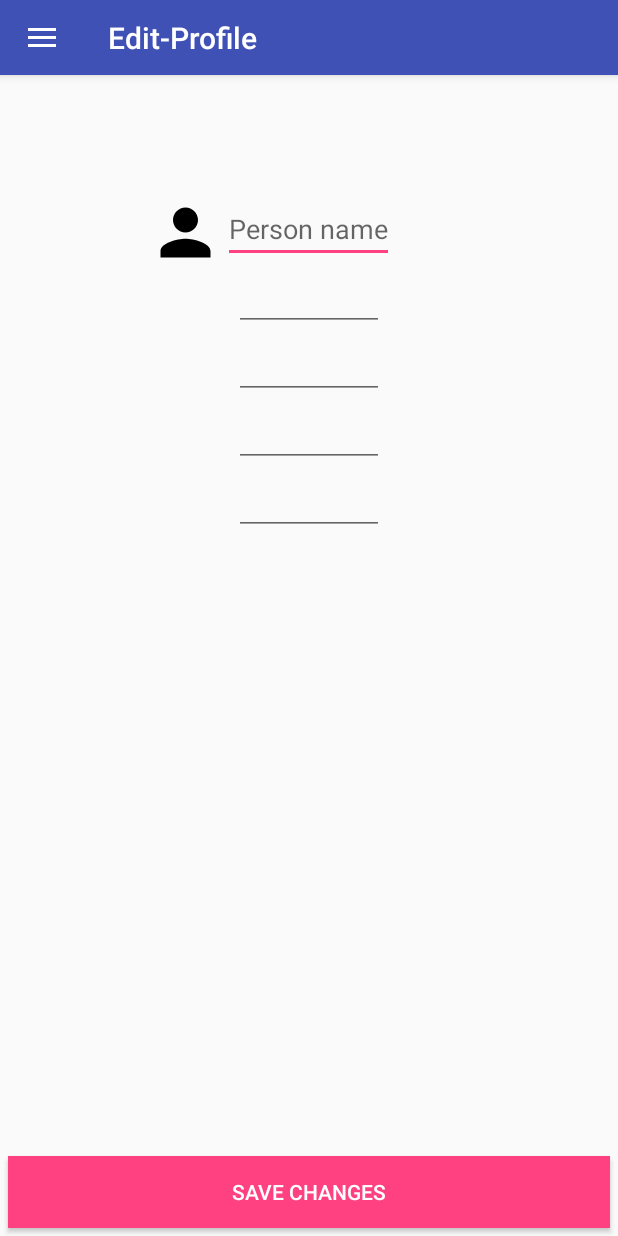
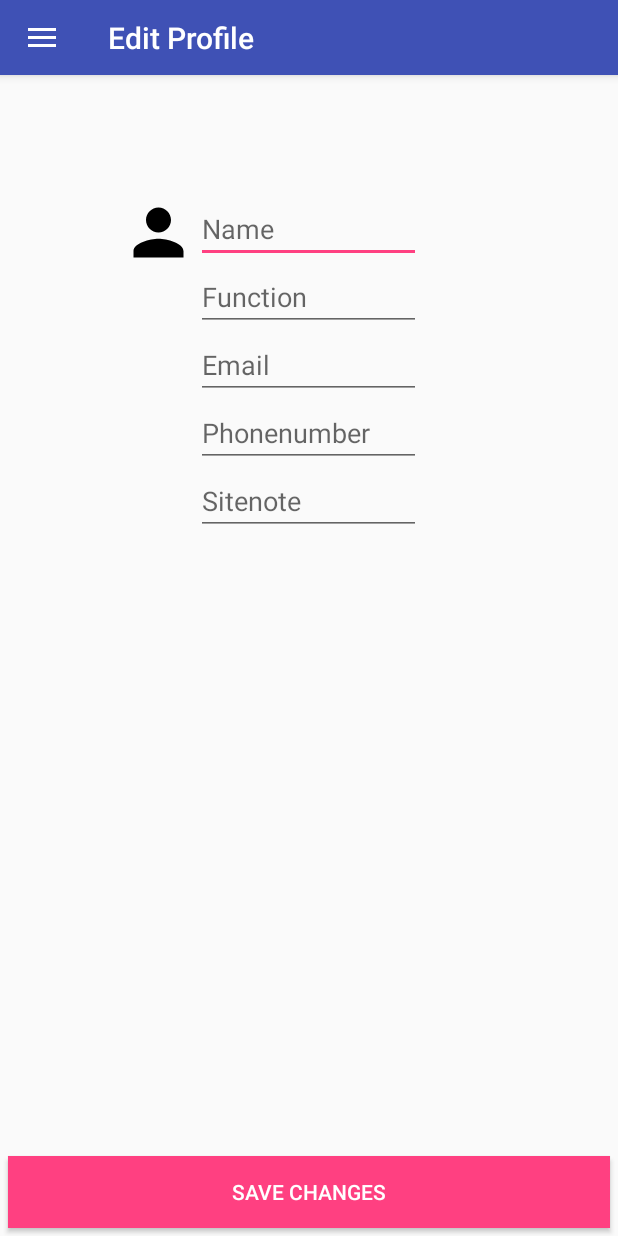
Before and after one commit to Adonthios/FrontEndDevelopment, an Android app: the screen it shows after launch once a user with an empty profile is signed in (ProjectActivity), in the side drawer, after a tap on "Edit profile", on a phone screen of 412 x 824 dp. Run offline under Robolectric (Android 15) with nearby library versions, the phone set to English and light mode, and no system bars; our stand-ins replace Firebase (no records; nobody signed in at launch, a user with empty details on screens opened directly); 2 statements that could not run were skipped.

Commit message:
Cleaned the styling: same fab buttons everywhere, used correct icons, changed Edit and New layouts. Dieter Rams helped me :)

```diff
--- a/app/src/main/java/nl/hu/frontenddevelopment/View/ProjectActivity.java
+++ b/app/src/main/java/nl/hu/frontenddevelopment/View/ProjectActivity.java
@@ -1,6 +1,7 @@
 package nl.hu.frontenddevelopment.View;
 
 import android.content.Intent;
+import android.net.Uri;
 import android.os.Bundle;
 import android.support.annotation.NonNull;
 import android.support.design.widget.NavigationView;
@@ -16,6 +17,8 @@ import com.bumptech.glide.Glide;
 import com.bumptech.glide.load.engine.DiskCacheStrategy;
 import com.google.firebase.auth.FirebaseAuth;
 import com.google.firebase.auth.FirebaseUser;
+
+import java.net.URI;
 
 import nl.hu.frontenddevelopment.Fragment.ActorOverviewFragment;
 import nl.hu.frontenddevelopment.Fragment.EditPersonFragment;
@@ -143,7 +146,11 @@ public class ProjectActivity extends BaseActivity implements View.OnClickListene
 
     private void loadNavHeader() {
         Glide.with(this).load(getString(R.string.drawer_header_nav_bg)).crossFade().diskCacheStrategy(DiskCacheStrategy.ALL).into(imgNavHeaderBg);
-        Glide.with(this).load(getString(R.string.drawer_header_profile_bg)).crossFade().thumbnail(0.5f).bitmapTransform(new CircleTransform(this)).diskCacheStrategy(DiskCacheStrategy.ALL).into(imgProfile);
+        String imgProfileUrl = getString(R.string.drawer_header_profile_bg);
+        if(mAuth.getCurrentUser() != null && mAuth.getCurrentUser().getPhotoUrl() != null && mAuth.getCurrentUser().getPhotoUrl().toString() != null && !mAuth.getCurrentUser().getPhotoUrl().toString().equals("")) {
+            imgProfileUrl = mAuth.getCurrentUser().getPhotoUrl().toString();
+        }
+        Glide.with(this).load(imgProfileUrl).crossFade().thumbnail(0.5f).bitmapTransform(new CircleTransform(this)).diskCacheStrategy(DiskCacheStrategy.ALL).into(imgProfile);
     }
 
     private void setUpNavigationView() {
--- a/app/src/main/res/layout/card_actor_detail_item.xml
+++ b/app/src/main/res/layout/card_actor_detail_item.xml
@@ -12,6 +12,7 @@
         android:layout_height="80dp"
         android:layout_marginTop="15dp"
         android:padding="@dimen/text_padding"/>
+
     <LinearLayout
         android:orientation="vertical"
         android:layout_width="wrap_content"
--- a/app/src/main/res/layout/fragment_actor_detail.xml
+++ b/app/src/main/res/layout/fragment_actor_detail.xml
@@ -74,18 +74,17 @@
             android:layout_height="wrap_content" />
     </LinearLayout>
 
-
     <android.support.design.widget.FloatingActionButton
         android:id="@+id/fab_person_add"
+        app:srcCompat="@drawable/ic_person_add_white_24dp"
+        android:layout_gravity="bottom|end"
         android:layout_width="wrap_content"
         android:layout_height="wrap_content"
         android:clickable="true"
-        app:srcCompat="@drawable/ic_person_add_white_24dp"
         android:layout_marginRight="11dp"
         android:layout_marginEnd="11dp"
         android:layout_marginBottom="10dp"
         android:layout_alignParentBottom="true"
         android:layout_alignParentRight="true"
         android:layout_alignParentEnd="true" />
-
 </RelativeLayout>
--- a/app/src/main/res/layout/fragment_edit_person.xml
+++ b/app/src/main/res/layout/fragment_edit_person.xml
@@ -15,7 +15,7 @@
 
     <EditText
         android:id="@+id/person_name"
-        android:hint="Person name"
+        android:hint="@string/hint_name"
         android:layout_width="wrap_content"
         android:layout_height="wrap_content"
         android:minWidth="@dimen/min_et_width"
@@ -23,6 +23,7 @@
 
     <EditText
         android:id="@+id/person_function"
+        android:hint="@string/hint_function"
         android:layout_below="@+id/person_name"
         android:layout_width="wrap_content"
         android:minWidth="@dimen/min_et_width"
@@ -31,6 +32,7 @@
 
     <EditText
         android:id="@+id/person_email"
+        android:hint="@string/hint_email"
         android:layout_below="@+id/person_function"
         android:layout_width="wrap_content"
         android:minWidth="@dimen/min_et_width"
@@ -38,7 +40,8 @@
         android:layout_centerHorizontal="true"/>
 
     <EditText
-        android:id="@+id/person_number"
+        android:id="@+id/person_phone"
+        android:hint="@string/hint_phone"
         android:layout_below="@+id/person_email"
         android:layout_width="wrap_content"
         android:minWidth="@dimen/min_et_width"
@@ -47,8 +50,9 @@
         android:inputType="phone" />
 
     <EditText
-        android:id="@+id/person"
-        android:layout_below="@+id/person_number"
+        android:id="@+id/person_notes"
+        android:hint="@string/hint_sidenote"
+        android:layout_below="@+id/person_phone"
         android:layout_width="wrap_content"
         android:minWidth="@dimen/min_et_width"
         android:layout_height="wrap_content"
--- a/app/src/main/res/layout/fragment_project_overview.xml
+++ b/app/src/main/res/layout/fragment_project_overview.xml
@@ -13,10 +13,10 @@
 
     <android.support.design.widget.FloatingActionButton
         android:id="@+id/fab_project_new"
+        app:srcCompat="@drawable/ic_create_new_folder_white_24dp"
         android:layout_width="wrap_content"
         android:layout_height="wrap_content"
         android:clickable="true"
-        app:srcCompat="@drawable/ic_create_new_folder_white_24dp"
         android:layout_marginRight="11dp"
         android:layout_marginEnd="11dp"
         android:layout_marginBottom="10dp"
--- a/app/src/main/res/layout/nav_header_main.xml
+++ b/app/src/main/res/layout/nav_header_main.xml
@@ -17,8 +17,8 @@
 
     <ImageView
         android:id="@+id/img_profile"
-        android:layout_width="80dp"
-        android:layout_height="80dp"
+        android:layout_width="50dp"
+        android:layout_height="50dp"
         app:srcCompat="@android:drawable/sym_def_app_icon"
         android:layout_margin="@dimen/activity_horizontal_margin"
         android:layout_alignParentBottom="true"
--- a/app/src/main/res/values/colors.xml
+++ b/app/src/main/res/values/colors.xml
@@ -20,5 +20,4 @@
     <color name="colorDrawerPrimaryLight">#5262b9</color>
     <color name="colorDrawerPrimaryDark">#303F9F</color>
     <color name="colorTextWhite">#ffffffff</color>
-
 </resources>
--- a/app/src/main/res/values/dimens.xml
+++ b/app/src/main/res/values/dimens.xml
@@ -2,10 +2,10 @@
     <!-- Default screen margins, per the Android Design guidelines. -->
     <dimen name="nav_header_vertical_spacing">16dp</dimen>
     <dimen name="nav_header_height">160dp</dimen>
+
     <!-- Default screen margins, per the Android Design guidelines. -->
     <dimen name="activity_horizontal_margin">16dp</dimen>
     <dimen name="activity_vertical_margin">16dp</dimen>
-
 
     <!--Default textSizes -->
     <dimen name="titel_size">30sp</dimen>
@@ -19,14 +19,13 @@
     <dimen name="fab_margin">5dp</dimen>
     <dimen name="fab_size">40dp</dimen>
 
-    <!-- Email Password Activity -->
+    <!-- Edit and New forms -->
     <dimen name="icon_top_margin">24dp</dimen>
     <dimen name="icon_bottom_margin">24dp</dimen>
     <dimen name="title_bottom_margin">10dp</dimen>
     <dimen name="field_width_standard">160dp</dimen>
-    <dimen name="min_et_width">100dp</dimen>
+    <dimen name="min_et_width">150dp</dimen>
     <dimen name="button_margin">5dp</dimen>
     <dimen name="toolbar_height">50dp</dimen>
     <dimen name="padding_top_fragment">80dp</dimen>
-
 </resources>
--- a/app/src/main/res/values/strings.xml
+++ b/app/src/main/res/values/strings.xml
@@ -6,7 +6,7 @@
 
     <!-- Drawer header -->
     <string name="drawer_header_nav_bg">http://www.little-bamboo.com/images/blog/research-data.jpg</string>
-    <string name="drawer_header_profile_bg">https://media.licdn.com/mpr/mpr/shrinknp_200_200/AAEAAQAAAAAAAADrAAAAJDcyNTEyOTkyLTkxZGYtNDMyNS1iZmYxLTM5ZWNiODcyNDI4Ng.jpg</string>
+    <string name="drawer_header_profile_bg">http://www.grafile.com/wp-content/plugins/all-in-one-seo-pack-pro/images/default-user-image.png</string>
 
     <!-- Drawer section titles -->
     <string name="drawer_section_title_account">Account</string>
@@ -25,7 +25,7 @@
     <string-array name="nav_item_activity_titles">
         <item>Projects</item>
         <item>New Project</item>
-        <item>Edit-Profile</item>
+        <item>Edit Profile</item>
         <item>AT-App</item>
         <item>AT-App</item>
     </string-array>
@@ -58,7 +58,7 @@
     <string name="actor_list_function">Function: </string>
     <string name="actor_list_email">Email: </string>
     <string name="actor_list_notes">Notes: </string>
-    <string name="project_new_title">New project Title</string>
+    <string name="project_new_title">Project title</string>
     <string name="text_button_add_new_project">Add new project</string>
 
     <!-- Strings related to login -->
@@ -109,10 +109,13 @@
     <string name="chooser_title">Choose your way to sign in</string>
     <string name="button_add_person_to_actor">Add person to actor</string>
     <string name="button_edit_person">Save changes</string>
+
+    <!-- Person -->
     <string name="hint_function">Function</string>
     <string name="hint_name">Name</string>
     <string name="hint_phone">Phonenumber</string>
     <string name="hint_sidenote">Sitenote</string>
+
     <string name="defaultProfilePhoto">https://lh4.googleusercontent.com/-6Cewl5Wyx7I/AAAAAAAAAAI/AAAAAAAAAAA/tWZWErkqLCE/W40-H40/photo.jpg?sz=64</string>
 
 </resources>
```
Also changed, not shown: app/src/main/res/drawable/ic_group_add_white_24dp.xml (added, +9 -0 lines), app/src/main/res/layout/actor_list_item.xml (+5 -2 lines), app/src/main/res/layout/fragment_actor_overview.xml (+10 -6 lines).
